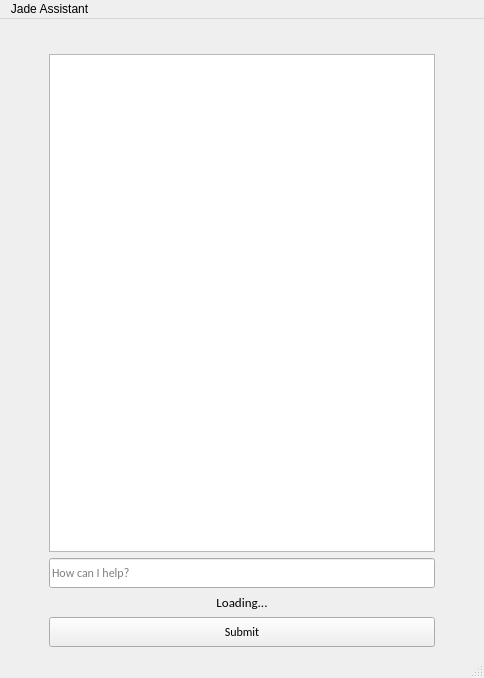
Old version of the form ui/main.ui in the repository nfoert/jadeassistant.
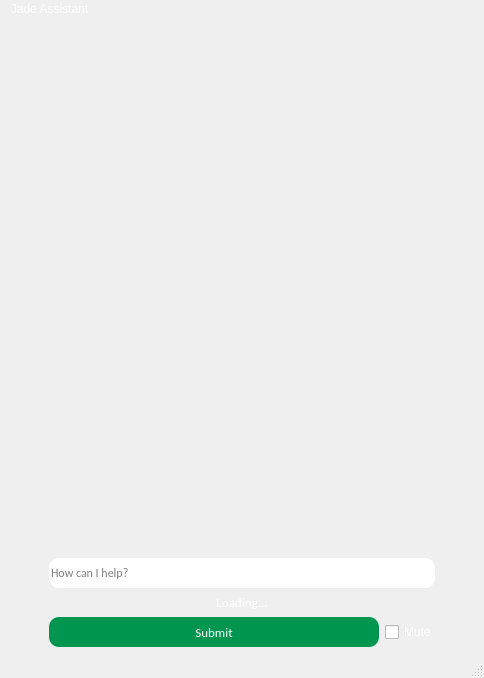
New version of the form. Icons and pictures are not drawn.

What changed in the file:
```diff
--- a/ui/main.ui
+++ b/ui/main.ui
@@ -17,6 +17,20 @@
    <iconset resource="../assets.qrc">
     <normaloff>:/images/assets/jadeIcon.png</normaloff>:/images/assets/jadeIcon.png</iconset>
   </property>
+  <property name="styleSheet">
+   <string notr="true">QMainWindow {
+	border-image: url(:/images/assets/background.png) 0 0 0 0 stretch stretch;
+}
+
+QMenuBar {
+	background-color: transparent;
+	color: white;
+}
+
+QStatusBar {
+	color:white;
+}</string>
+  </property>
   <widget class="QWidget" name="centralwidget">
    <layout class="QGridLayout" name="gridLayout">
     <item row="2" column="0">
@@ -45,6 +59,12 @@
           <verstretch>0</verstretch>
          </sizepolicy>
         </property>
+        <property name="minimumSize">
+         <size>
+          <width>0</width>
+          <height>30</height>
+         </size>
+        </property>
         <property name="maximumSize">
          <size>
           <width>16777215</width>
@@ -59,6 +79,9 @@
         <property name="accessibleName">
          <string>Enter text here</string>
         </property>
+        <property name="styleSheet">
+         <string notr="true">border-radius:10px</string>
+        </property>
         <property name="placeholderText">
          <string>How can I help?</string>
         </property>
@@ -193,13 +216,52 @@
         <property name="font">
          <font>
           <family>Calibri</family>
+          <pointsize>10</pointsize>
+          <weight>50</weight>
+          <italic>false</italic>
+          <bold>false</bold>
          </font>
         </property>
+        <property name="styleSheet">
+         <string notr="true">QPushButton {
+	background-color: rgb(0, 150, 80);
+	border-color: rgb(0, 255, 0);
+	border-radius: 10px;
+	font: 10pt &quot;Calibri&quot;;
+	
+	color: rgb(255, 255, 255);
+}
+
+QPushButton:hover {
+	background-color: rgb(0, 170, 100);
+}
+
+QPushButton:pressed {
+	
+	background-color: rgb(0, 200, 120);
+}</string>
+        </property>
         <property name="text">
          <string>Submit</string>
         </property>
        </widget>
       </item>
+      <item>
+       <widget class="QCheckBox" name="mute">
+        <property name="maximumSize">
+         <size>
+          <width>50</width>
+          <height>16777215</height>
+         </size>
+        </property>
+        <property name="styleSheet">
+         <string notr="true">color:white;</string>
+        </property>
+        <property name="text">
+         <string>Mute</string>
+        </property>
+       </widget>
+      </item>
       <item>
        <spacer name="horizontalSpacer_8">
         <property name="orientation">
@@ -233,6 +295,9 @@
           <family>Calibri</family>
          </font>
         </property>
+        <property name="styleSheet">
+         <string notr="true">color: white;</string>
+        </property>
         <property name="text">
          <string>&lt;html&gt;&lt;head/&gt;&lt;body&gt;&lt;p align=&quot;center&quot;&gt;&lt;span style=&quot; font-size:10pt;&quot;&gt;Loading...&lt;/span&gt;&lt;/p&gt;&lt;/body&gt;&lt;/html&gt;</string>
         </property>
@@ -278,6 +343,12 @@
           <pointsize>11</pointsize>
          </font>
         </property>
+        <property name="styleSheet">
+         <string notr="true">QListWidget {
+	background: transparent;
+}
+</string>
+        </property>
         <property name="lineWidth">
          <number>1</number>
         </property>
```
Left out of the diff: 4 changed lines with no effect on the pictures.
